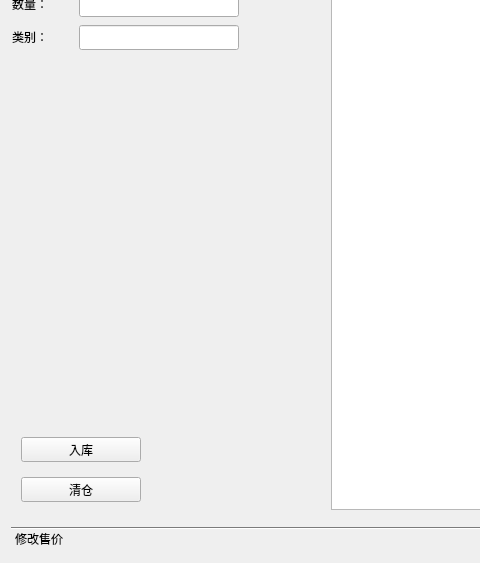
This is mystaff.ui in XMeleny/DB as Qt 5 draws it before an edit; both pictures show x 0 to 480 and y 237 to 800 of the 1200 by 800 pixel window. The edited form follows.
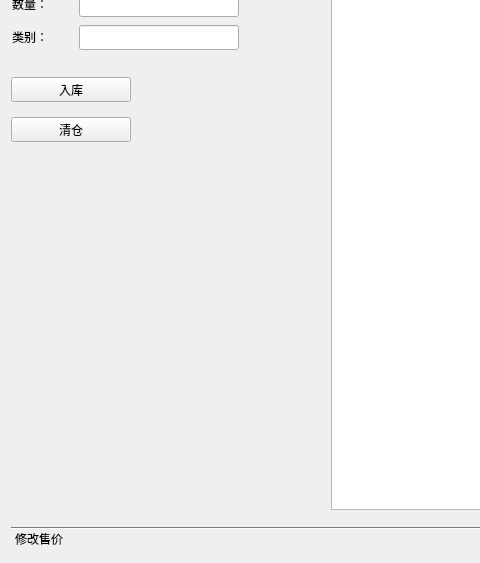
This is the edited form.

The edit to the form file:
```diff
--- a/mystaff.ui
+++ b/mystaff.ui
@@ -43,8 +43,8 @@
        <rect>
         <x>0</x>
         <y>0</y>
-        <width>1182</width>
-        <height>701</height>
+        <width>1188</width>
+        <height>727</height>
        </rect>
       </property>
       <attribute name="label">
@@ -79,8 +79,8 @@
       <widget class="QWidget" name="layoutWidget">
        <property name="geometry">
         <rect>
-         <x>10</x>
-         <y>590</y>
+         <x>0</x>
+         <y>230</y>
          <width>122</width>
          <height>83</height>
         </rect>
```
Left out of the diff: 4 changed lines with no effect on the pictures.
